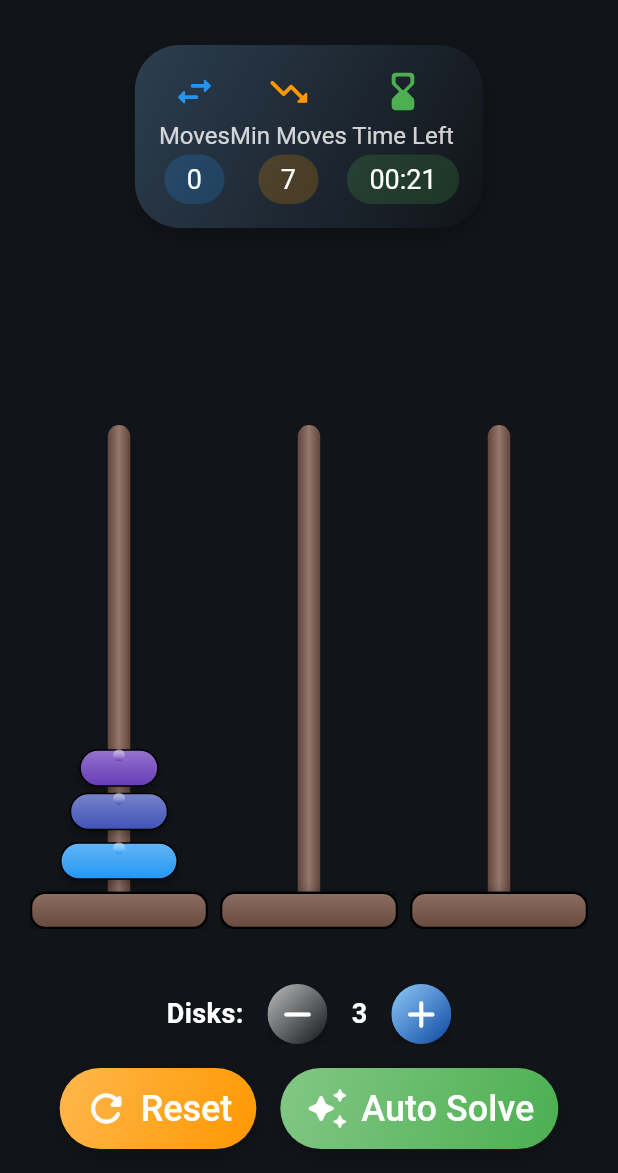
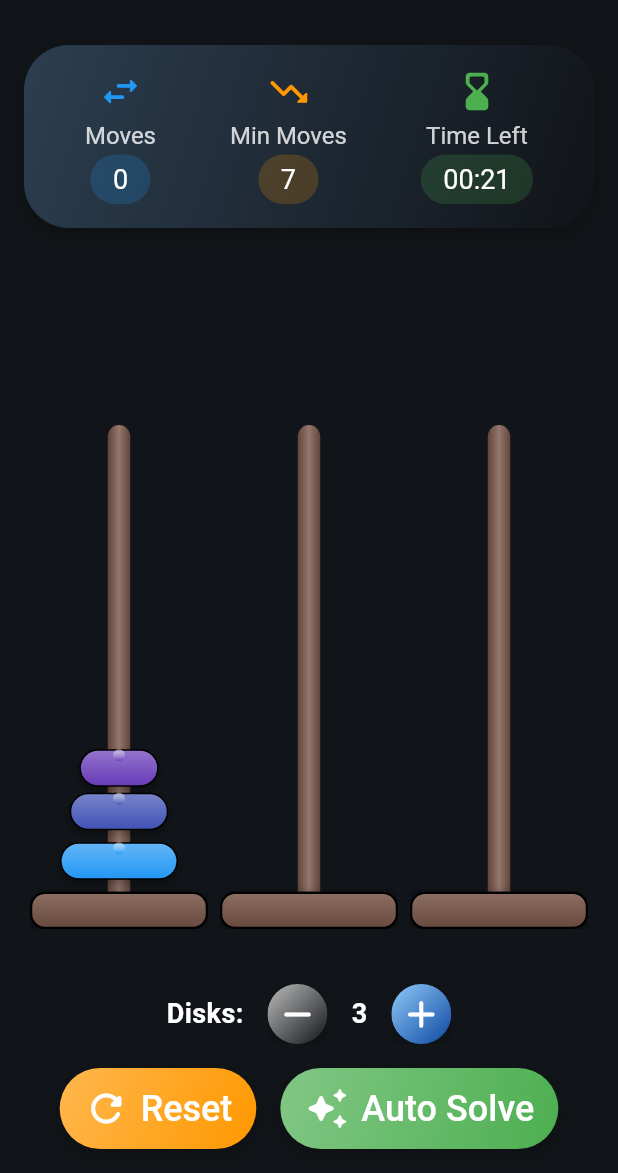
Before and after one commit to Mopheshi/TowerOfHanoi, a Flutter app: the screen it shows after launch, after a tap on "Reset", on a phone screen of 412 x 824 dp, the part 63-1236 px from its top. Run offline on Flutter 3.47's test engine with Material 3 defaults, Android fonts, the light colour scheme and no system bars; our stand-ins replace flutter_markdown, flutter_riverpod, google_fonts, just_audio, package_info_plus, shared_preferences; missing offline and left inert: audio_session; statements that could not run were skipped.

Commit message:
Fixed stats_panel.dart overflow in smaller landscape screens...

```diff
--- a/lib/widgets/stats_panel.dart
+++ b/lib/widgets/stats_panel.dart
@@ -99,30 +99,34 @@ class _StatsPanelState extends ConsumerState<StatsPanel> {
           ),
         ],
       ),
-      child: SingleChildScrollView(
-        scrollDirection: Axis.horizontal,
-        physics: BouncingScrollPhysics(),
+      child: Padding(
         padding: const EdgeInsets.all(16),
         child: Row(
           mainAxisAlignment: MainAxisAlignment.spaceAround,
           children: [
-            _buildStatItem(
+            Flexible(
+              child: _buildStatItem(
                 label: 'Moves',
                 value: '${gameState.moves}',
                 icon: Icons.swap_horiz_rounded,
                 color: Colors.blue,
               ),
-            _buildStatItem(
+            ),
+            Flexible(
+              child: _buildStatItem(
                 label: 'Min Moves',
                 value: '${gameState.minimumMoves}',
                 icon: Icons.trending_down_rounded,
                 color: Colors.orange,
               ),
-            _buildStatItem(
+            ),
+            Flexible(
+              child: _buildStatItem(
                 label: 'Time Left',
                 value: displayTime.formatTime(),
                 icon: Icons.hourglass_bottom_rounded,
                 color: timeColor,
+              ),
             ),
           ],
         ),
```
Lines whose indentation alone changed are shown as unchanged.
